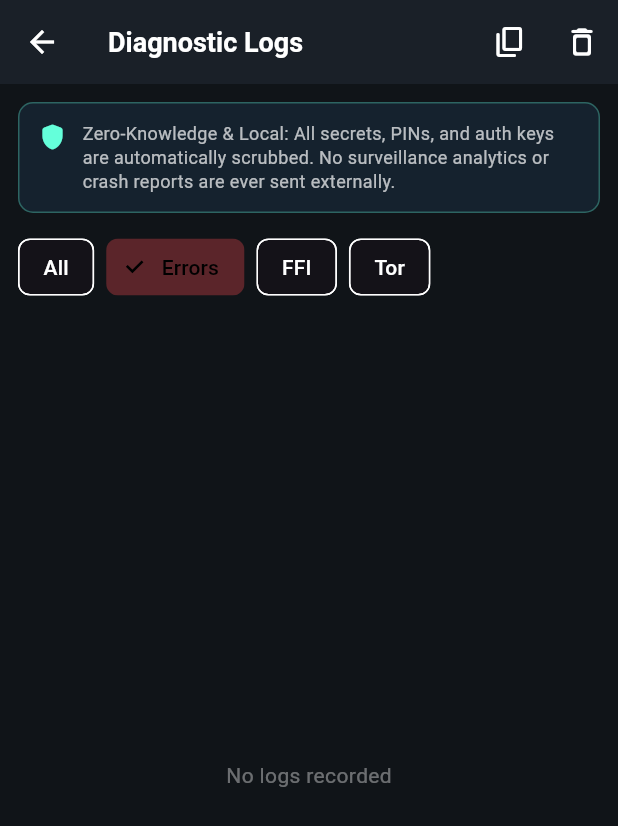
After one commit to Nileshsri2022/AnonTrace, a Flutter app: the DebugLogScreen screen opened directly, after a tap on "Errors", on a phone screen of 412 x 824 dp. The commit adds this screen. Shown: the top 826 px of the screen. Run offline on Flutter 3.47's test engine with Material 3 defaults, Android fonts, the phone set to English and light mode, and no system bars; our stand-ins replace qr_flutter; missing offline and left inert: dart:ffi, mobile_scanner.

Commit message:
fix: idempotent contact imports, persistent session ratchets across restarts, and zero-knowledge in-app debug logger (v1.0.7)

```diff
--- a/apps/simple_signal_mobile/lib/src/ffi/bridge_ffi.dart
+++ b/apps/simple_signal_mobile/lib/src/ffi/bridge_ffi.dart
@@ -2,6 +2,7 @@ import 'dart:convert';
 import 'dart:ffi';
 import 'dart:io';
 import 'package:ffi/ffi.dart';
+import '../logging/app_logger.dart';
 import 'bridge.dart';
 
 SimpleSignalBridge getPlatformBridge() => NativeSimpleSignalBridge();
@@ -68,10 +69,12 @@ class NativeSimpleSignalBridge implements SimpleSignalBridge {
         _freeStringFn = _dylib!.lookupFunction<_FreeStringC, _FreeStringDart>('simple_signal_free_string');
 
         _isNativeLoaded = true;
+        AppLogger.ffi('DynamicLibrary.open', 'libsimple_signal_core native library linked successfully');
       }
-    } catch (_) {
+    } catch (e) {
       // DynamicLibrary load failed or running in non-native environment; fallback gracefully
       _isNativeLoaded = false;
+      AppLogger.warning('FFI', 'Native library load failed, using fallback engine: $e');
     }
   }
 
@@ -88,6 +91,7 @@ class NativeSimpleSignalBridge implements SimpleSignalBridge {
 
   @override
   Future<void> initApp({required String dbPath, required String masterPin}) async {
+    AppLogger.ffi('simple_signal_init', 'Starting crypto session at $dbPath (Native: $_isNativeLoaded)');
     if (_isNativeLoaded && _initFn != null) {
       final cDbPath = dbPath.toNativeUtf8();
       final cPin = masterPin.toNativeUtf8();
@@ -112,6 +116,7 @@ class NativeSimpleSignalBridge implements SimpleSignalBridge {
 
   @override
   Future<String> getMyContactLink() async {
+    AppLogger.ffi('simple_signal_get_contact_link', 'Requesting identity public contact URI');
     if (_isNativeLoaded && _getLinkFn != null) {
       final resPtr = _getLinkFn!();
       final json = _parseAndFree(resPtr);
@@ -125,6 +130,7 @@ class NativeSimpleSignalBridge implements SimpleSignalBridge {
 
   @override
   Future<ConversationSummary> importContactLink(String uri) async {
+    AppLogger.ffi('simple_signal_import_contact_link', 'Importing contact link: $uri');
     if (_isNativeLoaded && _importLinkFn != null) {
       final cUri = uri.toNativeUtf8();
       try {
@@ -151,6 +157,7 @@ class NativeSimpleSignalBridge implements SimpleSignalBridge {
 
   @override
   Future<MessageSummary> sendChatMessage({required String conversationId, required String text}) async {
+    AppLogger.ffi('simple_signal_send_message', 'Outbound message for conv: $conversationId');
     if (_isNativeLoaded && _sendMessageFn != null) {
       final cConvId = conversationId.toNativeUtf8();
       final cText = text.toNativeUtf8();
--- /dev/null
+++ b/apps/simple_signal_mobile/lib/src/logging/app_logger.dart
@@ -0,0 +1,158 @@
+import 'dart:collection';
+import 'package:flutter/foundation.dart';
+import 'log_scrubber.dart';
+
+enum LogLevel { info, warning, error, ffi, tor }
+
+class LogEntry {
+  final DateTime timestamp;
+  final LogLevel level;
+  final String tag;
+  final String message;
+  final String? error;
+  final String? stackTrace;
+
+  LogEntry({
+    required this.timestamp,
+    required this.level,
+    required this.tag,
+    required this.message,
+    this.error,
+    this.stackTrace,
+  });
+
+  bool get isError => level == LogLevel.error;
+
+  String format() {
+    final timeStr =
+        "${timestamp.hour.toString().padLeft(2, '0')}:${timestamp.minute.toString().padLeft(2, '0')}:${timestamp.second.toString().padLeft(2, '0')}.${timestamp.millisecond.toString().padLeft(3, '0')}";
+    final levelStr = level == LogLevel.error ? 'ERROR' : level.name.toUpperCase();
+    final base = '[$timeStr] [$tag] $levelStr: $message';
+    if (error != null && error!.isNotEmpty) {
+      if (stackTrace != null && stackTrace!.isNotEmpty) {
+        return '$base\n  Exception: $error\n$stackTrace';
+      }
+      return '$base\n  Exception: $error';
+    }
+    return base;
+  }
+}
+
+class AppLogger {
+  static const int maxCapacity = 500;
+  static final DoubleLinkedQueue<LogEntry> _queue = DoubleLinkedQueue<LogEntry>();
+
+  /// Clears all logs (useful in tests or when user purges history).
+  static void clear() {
+    _queue.clear();
+  }
+
+  static void info(String tag, String message) {
+    _add(LogLevel.info, tag, message);
+  }
+
+  static void warning(String tag, String message) {
+    _add(LogLevel.warning, tag, message);
+  }
+
+  static void error(
+    String tag,
+    String message, [
+    Object? errorObj,
+    StackTrace? stack,
+  ]) {
+    _add(
+      LogLevel.error,
+      tag,
+      message,
+      errorObj?.toString(),
+      stack?.toString(),
+    );
+  }
+
+  static void ffi(String functionName, String jsonResult) {
+    _add(LogLevel.ffi, 'FFI', '$functionName -> $jsonResult');
+  }
+
+  static void tor(String event) {
+    _add(LogLevel.tor, 'TOR', event);
+  }
+
+  static void _add(
+    LogLevel level,
+    String tag,
+    String rawMessage, [
+    String? rawError,
+    String? rawStack,
+  ]) {
+    final scrubbedMessage = LogScrubber.scrub(rawMessage);
+    final scrubbedError = rawError != null ? LogScrubber.scrub(rawError) : null;
+
+    final entry = LogEntry(
+      timestamp: DateTime.now(),
+      level: level,
+      tag: tag,
+      message: scrubbedMessage,
+      error: scrubbedError,
+      stackTrace: rawStack,
+    );
+
+    _queue.addLast(entry);
+    while (_queue.length > maxCapacity) {
+      _queue.removeFirst();
+    }
+
+    if (kDebugMode) {
+      // In debug mode, also mirror to standard platform developer console
+      debugPrint('[AnonTrace] ${entry.format()}');
+    }
+  }
+
+  /// Returns unmodifiable list of all log entries.
+  static List<LogEntry> get entries => List.unmodifiable(_queue);
+
+  /// Returns unmodifiable list of log entries, optionally filtered.
+  static List<LogEntry> getLogs({String? tag, bool errorsOnly = false}) {
+    var list = _queue.toList();
+    if (errorsOnly) {
+      list = list.where((e) => e.isError).toList();
+    }
+    if (tag != null && tag.isNotEmpty) {
+      list = list.where((e) => e.tag.toUpperCase() == tag.toUpperCase()).toList();
+    }
+    return List.unmodifiable(list);
+  }
+
+  /// Exports all collected logs formatted as plain text for copying/sharing.
+  static String exportLogs() => exportLogsAsText();
+
+  static String exportLogsAsText() {
+    final sb = StringBuffer();
+    sb.writeln('=== AnonTrace Diagnostic & Crash Logs (Signal Standard) ===');
+    sb.writeln('Generated: ${DateTime.now().toIso8601String()}');
+    sb.writeln('Total Log Entries: ${_queue.length}');
+    sb.writeln('===========================================================');
+    for (final entry in _queue) {
+      sb.writeln(entry.format());
+    }
+    return sb.toString();
+  }
+
+  /// Initializes global uncaught error hooks.
+  static void initErrorHooks() {
+    FlutterError.onError = (FlutterErrorDetails details) {
+      AppLogger.error(
+        'FLUTTER_UI',
+        details.exceptionAsString(),
+        details.exception,
+        details.stack,
+      );
+      FlutterError.presentError(details);
+    };
+
+    PlatformDispatcher.instance.onError = (Object error, StackTrace stack) {
+      AppLogger.error('ASYNC_UNCAUGHT', error.toString(), error, stack);
+      return true; // handled
+    };
+  }
+}
--- /dev/null
+++ b/apps/simple_signal_mobile/lib/src/logging/log_scrubber.dart
@@ -0,0 +1,31 @@
+class LogScrubber {
+  static final RegExp _pinPattern = RegExp(
+    r'(masterPin:\s*|pin[:=]\s*)\d+',
+    caseSensitive: false,
+  );
+
+  static final RegExp _uriParamPattern = RegExp(
+    r'([?&](?:auth|ik|idhk|spk|sig|otpk|kpk)=)[0-9a-fA-F]+',
+    caseSensitive: false,
+  );
+
+  /// Sanitizes text to remove sensitive cryptographic keys, tokens, and master PINs
+  /// prior to in-memory persistence or user display.
+  static String scrub(String input) {
+    if (input.isEmpty) return input;
+
+    // 1. Redact PIN patterns
+    var sanitized = input.replaceAllMapped(_pinPattern, (match) {
+      final prefix = match.group(1) ?? 'pin: ';
+      return '${prefix}[REDACTED_PIN]';
+    });
+
+    // 2. Redact cryptographic prekeys and auth parameters in URIs
+    sanitized = sanitized.replaceAllMapped(_uriParamPattern, (match) {
+      final paramPrefix = match.group(1) ?? '';
+      return '${paramPrefix}[REDACTED]';
+    });
+
+    return sanitized;
+  }
+}
--- /dev/null
+++ b/apps/simple_signal_mobile/lib/src/screens/debug_log_screen.dart
@@ -0,0 +1,236 @@
+import 'package:flutter/material.dart';
+import 'package:flutter/services.dart';
+import '../logging/app_logger.dart';
+
+enum LogFilter { all, errors, ffi, tor }
+
+class DebugLogScreen extends StatefulWidget {
+  const DebugLogScreen({Key? key}) : super(key: key);
+
+  @override
+  State<DebugLogScreen> createState() => _DebugLogScreenState();
+}
+
+class _DebugLogScreenState extends State<DebugLogScreen> {
+  LogFilter _currentFilter = LogFilter.all;
+
+  List<LogEntry> _getFilteredLogs() {
+    final all = AppLogger.entries;
+    switch (_currentFilter) {
+      case LogFilter.all:
+        return all;
+      case LogFilter.errors:
+        return all.where((e) => e.level == LogLevel.error).toList();
+      case LogFilter.ffi:
+        return all.where((e) => e.level == LogLevel.ffi || e.tag == 'FFI').toList();
+      case LogFilter.tor:
+        return all.where((e) => e.level == LogLevel.tor || e.tag == 'TOR').toList();
+    }
+  }
+
+  void _copyLogsToClipboard() {
+    final text = AppLogger.exportLogs();
+    Clipboard.setData(ClipboardData(text: text));
+    ScaffoldMessenger.of(context).showSnackBar(
+      const SnackBar(
+        content: Text('Scrubbed logs copied to clipboard (100% zero-knowledge)'),
+        duration: Duration(seconds: 2),
+      ),
+    );
+  }
+
+  void _clearLogs() {
+    setState(() {
+      AppLogger.clear();
+    });
+  }
+
+  Color _getColorForLevel(LogLevel level) {
+    switch (level) {
+      case LogLevel.error:
+        return const Color(0xFFFF5252);
+      case LogLevel.warning:
+        return const Color(0xFFFFD740);
+      case LogLevel.ffi:
+        return const Color(0xFF64B5F6);
+      case LogLevel.tor:
+        return const Color(0xFF69F0AE);
+      case LogLevel.info:
+      default:
+        return const Color(0xFFECEFF1);
+    }
+  }
+
+  @override
+  Widget build(BuildContext context) {
+    final logs = _getFilteredLogs();
+
+    return Scaffold(
+      backgroundColor: const Color(0xFF101418),
+      appBar: AppBar(
+        backgroundColor: const Color(0xFF1A2028),
+        title: const Text(
+          'Diagnostic Logs',
+          style: TextStyle(fontWeight: FontWeight.bold, fontSize: 18),
+        ),
+        actions: [
+          IconButton(
+            icon: const Icon(Icons.copy_rounded),
+            tooltip: 'Copy Logs',
+            onPressed: _copyLogsToClipboard,
+          ),
+          IconButton(
+            icon: const Icon(Icons.delete_outline_rounded),
+            tooltip: 'Clear Logs',
+            onPressed: _clearLogs,
+          ),
+        ],
+      ),
+      body: Column(
+        children: [
+          // Zero-knowledge privacy notice banner
+          Container(
+            width: double.infinity,
+            margin: const EdgeInsets.all(12),
+            padding: const EdgeInsets.all(12),
+            decoration: BoxDecoration(
+              color: const Color(0xFF15222E),
+              borderRadius: BorderRadius.circular(10),
+              border: Border.all(color: Colors.tealAccent.withOpacity(0.3)),
+            ),
+            child: Row(
+              crossAxisAlignment: CrossAxisAlignment.start,
+              children: [
+                const Icon(Icons.shield_rounded, color: Colors.tealAccent, size: 20),
+                const SizedBox(width: 10),
+                const Expanded(
+                  child: Text(
+                    'Zero-Knowledge & Local: All secrets, PINs, and auth keys are automatically scrubbed. No surveillance analytics or crash reports are ever sent externally.',
+                    style: TextStyle(
+                      color: Colors.white70,
+                      fontSize: 12,
+                      height: 1.35,
+                    ),
+                  ),
+                ),
+              ],
+            ),
+          ),
+
+          // Filter chips
+          Padding(
+            padding: const EdgeInsets.symmetric(horizontal: 12),
+            child: Row(
+              children: [
+                ChoiceChip(
+                  label: const Text('All'),
+                  selected: _currentFilter == LogFilter.all,
+                  onSelected: (selected) {
+                    if (selected) setState(() => _currentFilter = LogFilter.all);
+                  },
+                ),
+                const SizedBox(width: 8),
+                ChoiceChip(
+                  label: const Text('Errors'),
+                  selected: _currentFilter == LogFilter.errors,
+                  selectedColor: Colors.redAccent.withOpacity(0.3),
+                  onSelected: (selected) {
+                    if (selected) setState(() => _currentFilter = LogFilter.errors);
+                  },
+                ),
+                const SizedBox(width: 8),
+                ChoiceChip(
+                  label: const Text('FFI'),
+                  selected: _currentFilter == LogFilter.ffi,
+                  selectedColor: Colors.blueAccent.withOpacity(0.3),
+                  onSelected: (selected) {
+                    if (selected) setState(() => _currentFilter = LogFilter.ffi);
+                  },
+                ),
+                const SizedBox(width: 8),
+                ChoiceChip(
+                  label: const Text('Tor'),
+                  selected: _currentFilter == LogFilter.tor,
+                  selectedColor: Colors.tealAccent.withOpacity(0.3),
+                  onSelected: (selected) {
+                    if (selected) setState(() => _currentFilter = LogFilter.tor);
+                  },
+                ),
+              ],
+            ),
+          ),
+          const SizedBox(height: 8),
+
+          // Log display area
+          Expanded(
+            child: logs.isEmpty
+                ? const Center(
+                    child: Text(
+                      'No logs recorded',
+                      style: TextStyle(color: Colors.white38, fontSize: 14),
+                    ),
+                  )
+                : Container(
+                    margin: const EdgeInsets.fromLTRB(12, 0, 12, 12),
+                    padding: const EdgeInsets.all(8),
+                    decoration: BoxDecoration(
+                      color: const Color(0xFF0A0D10),
+                      borderRadius: BorderRadius.circular(8),
+                      border: Border.all(color: Colors.white12),
+                    ),
+                    child: ListView.builder(
+                      itemCount: logs.length,
+                      itemBuilder: (context, index) {
+                        final entry = logs[index];
+                        final timeStr = entry.timestamp.toIso8601String().split('T').last;
+                        final color = _getColorForLevel(entry.level);
+
+                        return Padding(
+                          padding: const EdgeInsets.symmetric(vertical: 2),
+                          child: SelectableText.rich(
+                            TextSpan(
+                              style: const TextStyle(
+                                fontFamily: 'monospace',
+                                fontSize: 11,
+                                height: 1.4,
+                              ),
+                              children: [
+                                TextSpan(
+                                  text: '[$timeStr] ',
+                                  style: const TextStyle(color: Colors.white38),
+                                ),
+                                TextSpan(
+                                  text: '[${entry.tag}] ',
+                                  style: TextStyle(color: color.withOpacity(0.85), fontWeight: FontWeight.bold),
+                                ),
+                                TextSpan(
+                                  text: '${entry.level.name.toUpperCase()}: ',
+                                  style: TextStyle(color: color, fontWeight: FontWeight.bold),
+                                ),
+                                TextSpan(
+                                  text: entry.message,
+                                  style: TextStyle(color: color),
+                                ),
+                                if (entry.error != null)
+                                  TextSpan(
+                                    text: '\n  ERROR: ${entry.error}',
+                                    style: const TextStyle(color: Color(0xFFFF8A80)),
+                                  ),
+                                if (entry.stackTrace != null)
+                                  TextSpan(
+                                    text: '\n  STACK: ${entry.stackTrace}',
+                                    style: const TextStyle(color: Colors.white38),
+                                  ),
+                              ],
+                            ),
+                          ),
+                        );
+                      },
+                    ),
+                  ),
+          ),
+        ],
+      ),
+    );
+  }
+}
--- a/apps/simple_signal_mobile/lib/src/screens/qr_screen.dart
+++ b/apps/simple_signal_mobile/lib/src/screens/qr_screen.dart
@@ -66,9 +66,13 @@ class _QrContactScreenState extends State<QrContactScreen>
     super.dispose();
   }
 
+  bool _isHandlingScan = false;
+
   void _submitLink(String link) {
+    if (_isHandlingScan) return;
     final trimmed = link.trim();
     if (trimmed.isNotEmpty) {
+      _isHandlingScan = true;
       _scannerController.stop();
       widget.onContactScanned(trimmed);
       Navigator.pop(context);
--- a/apps/simple_signal_mobile/pubspec.yaml
+++ b/apps/simple_signal_mobile/pubspec.yaml
@@ -1,7 +1,7 @@
 name: simple_signal_mobile
 description: "Cross-platform metadata-free post-quantum messaging app"
 publish_to: "none"
-version: 1.0.6+6
+version: 1.0.7+7
 
 environment:
   sdk: ">=3.0.0 <4.0.0"
```
Also changed, not shown: apps/simple_signal_mobile/lib/main.dart (+34 -1 lines), apps/simple_signal_mobile/lib/src/ffi/bridge_stub.dart (+6 -1 lines), 6 other files.
